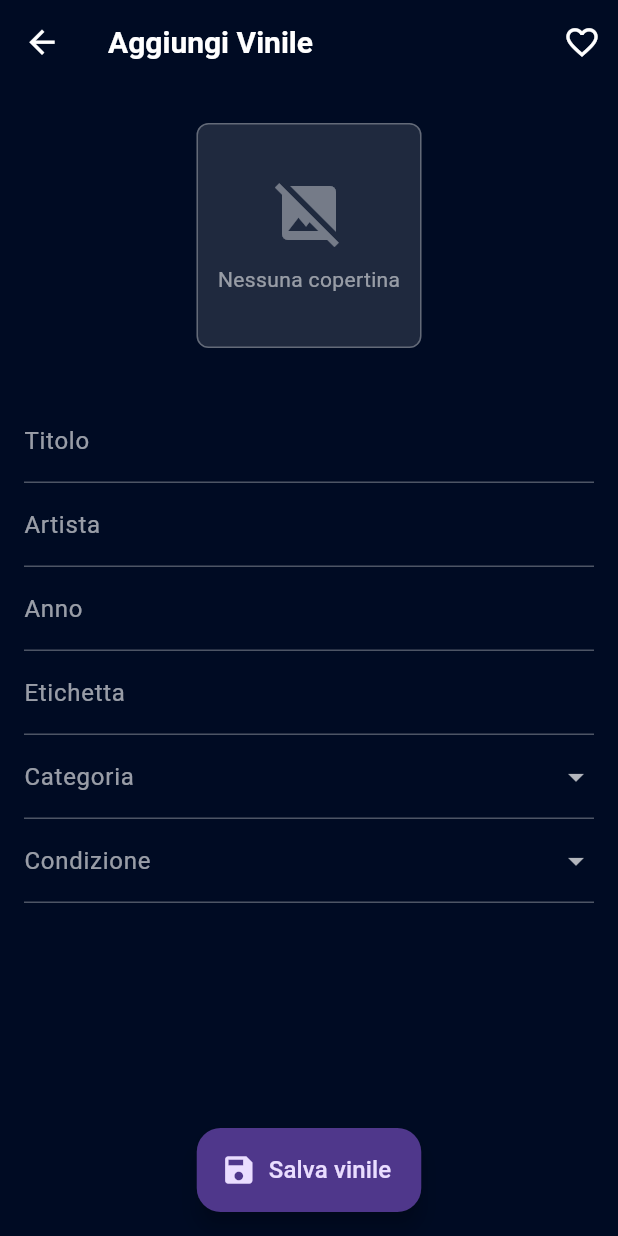
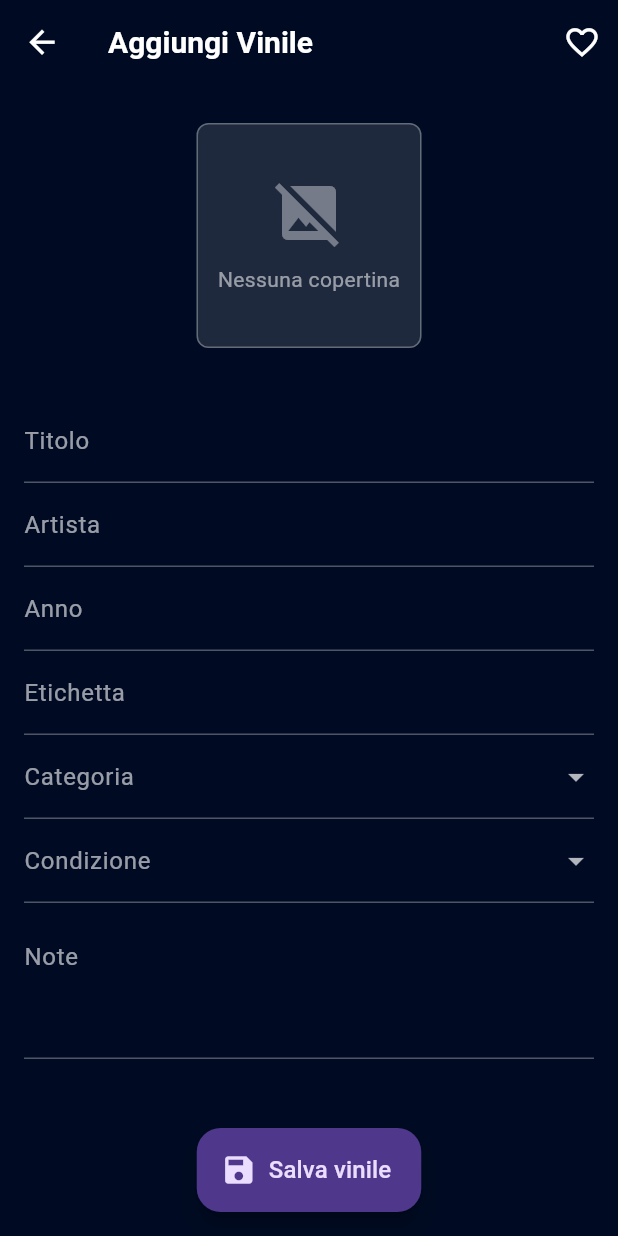
Before and after one commit to Gabbo-Unisa/ProgettoMobile, a Flutter app: the screen it shows after launch, item 2 of the bottom bar chosen, after a tap on the "add" icon, on a phone screen of 412 x 824 dp. Run offline on Flutter 3.47's test engine with Material 3 defaults, Android fonts, the phone set to English and light mode, and no system bars; our stand-ins replace image_picker, material_design_icons_flutter, sqflite; accounts and stored records are empty.

Commit message:
Migliorie apportate a form_vinile.dart, modifica modello vinile.dart (attributi obbligatori e opzionali), integrazione db con nuovo modello

```diff
--- a/lib/db/database_helper.dart
+++ b/lib/db/database_helper.dart
@@ -36,11 +36,12 @@ class DatabaseHelper {
             id INTEGER PRIMARY KEY AUTOINCREMENT,
             titolo TEXT NOT NULL,
             artista TEXT NOT NULL,
-            anno INTEGER NOT NULL,
-            etichetta TEXT NOT NULL,
-            condizione TEXT NOT NULL,
+            anno INTEGER,
+            etichetta TEXT,
+            condizione TEXT,
             copertina TEXT,
             preferito INTEGER NOT NULL,
+            note TEXT,
             categoriaId INTEGER,
             FOREIGN KEY (categoriaId) REFERENCES categorie(id) ON DELETE SET NULL
           )
@@ -80,11 +81,7 @@ class DatabaseHelper {
 
   Future<void> deleteVinile(int id) async {
     final db = await database;
-    await db.delete(
-      'vinili',
-      where: 'id = ?',
-      whereArgs: [id],
-    );
+    await db.delete('vinili', where: 'id = ?', whereArgs: [id]);
   }
 
   // ----------------------------
@@ -108,10 +105,6 @@ class DatabaseHelper {
 
   Future<void> deleteCategoria(int id) async {
     final db = await database;
-    await db.delete(
-      'categorie',
-      where: 'id = ?',
-      whereArgs: [id],
-    );
+    await db.delete('categorie', where: 'id = ?', whereArgs: [id]);
   }
 }
--- a/lib/main.dart
+++ b/lib/main.dart
@@ -88,7 +88,7 @@ class _VistaTabsState extends State<VistaTabs> {
   Widget build(BuildContext context) {
     return Scaffold(
       appBar:
-          _selectedIndex == 3
+          _selectedIndex == 2
               ? null
               : AppBar(
                 title: Row(
--- a/lib/models/vinile.dart
+++ b/lib/models/vinile.dart
@@ -2,26 +2,26 @@ class Vinile {
   final int? id;
   final String titolo;
   final String artista;
-  final int anno;
-  final String etichetta;
-  final String condizione;
+  final int? anno;
+  final String? etichetta;
+  final String? condizione;
   final String? copertina;
   final bool preferito;
+  final String? note;
   final int? categoriaId;
-
 
   const Vinile({
     this.id,
     required this.titolo,
     required this.artista,
-    required this.anno,
-    required this.etichetta,
-    required this.condizione,
+    this.anno,
+    this.etichetta,
+    this.condizione,
     this.copertina,
     this.preferito = false,
+    this.note,
     this.categoriaId,
   });
-
 
   // Converte un Vinile in una Map; le chiavi sono le colonne
   // della tabella 'vinili' nel database
@@ -34,16 +34,16 @@ class Vinile {
       'condizione': condizione,
       'copertina': copertina,
       'preferito': preferito ? 1 : 0,
+      'note': note,
       'categoriaId': categoriaId,
     };
 
     return map;
   }
 
-
   // Serve per ricreare un oggetto Vinile a partire da una riga del database
   // (che viene restituita come una Map<String, dynamic> da SQLite)
-  factory Vinile.fromMap(Map<String,dynamic> map) {
+  factory Vinile.fromMap(Map<String, dynamic> map) {
     return Vinile(
       id: map['id'],
       titolo: map['titolo'],
@@ -53,6 +53,7 @@ class Vinile {
       condizione: map['condizione'],
       copertina: map['copertina'],
       preferito: map['preferito'] == 1,
+      note: map['note'],
       categoriaId: map['categoriaId'],
     );
   }
@@ -60,7 +61,7 @@ class Vinile {
   @override
   String toString() {
     return 'Vinile(id: $id, titolo: $titolo, artista: $artista, anno: $anno, '
-           'etichetta: $etichetta, condizione: $condizione, copertina: $copertina, '
-           'preferito: $preferito, categoriaId: $categoriaId)';
+        'etichetta: $etichetta, condizione: $condizione, copertina: $copertina, '
+        'preferito: $preferito, note: $note, categoriaId: $categoriaId)';
   }
 }
--- a/lib/screens/form_vinile.dart
+++ b/lib/screens/form_vinile.dart
@@ -30,7 +30,7 @@ class SchermataAggiuntaVinile extends StatefulWidget {
 class _SchermataFormState extends State<SchermataAggiuntaVinile> {
   final _formKey = GlobalKey<FormState>();
 
-  String? titolo, artista, etichetta, condizione;
+  String? titolo, artista, etichetta, condizione, note;
   int? anno;
   File? copertina;
   bool preferito = false;
@@ -50,6 +50,7 @@ class _SchermataFormState extends State<SchermataAggiuntaVinile> {
       etichetta = v.etichetta;
       condizione = v.condizione;
       preferito = v.preferito;
+      note = v.note;
       if (v.copertina != null) {
         copertina = File(v.copertina!);
       }
@@ -99,10 +100,11 @@ class _SchermataFormState extends State<SchermataAggiuntaVinile> {
         id: widget.vinile?.id,
         titolo: titolo!,
         artista: artista!,
-        anno: anno!,
-        etichetta: etichetta!,
-        condizione: condizione!,
+        anno: anno,
+        etichetta: etichetta,
+        condizione: condizione,
         preferito: preferito,
+        note: note,
         copertina: copertina?.path,
         categoriaId: categoriaId,
       );
@@ -153,8 +155,15 @@ class _SchermataFormState extends State<SchermataAggiuntaVinile> {
               // Copertina
               GestureDetector(
                 onTap: _scegliImmagine,
-                child: Center(
-                  child: Container(
+                child: Column(
+                  mainAxisAlignment: MainAxisAlignment.center,
+                  children: [
+                    Stack(
+                      alignment: Alignment.center,
+                      clipBehavior: Clip.none,
+                      children: [
+                        // Centra l'immagine orizzontalmente
+                        Container(
                           margin: const EdgeInsets.all(10),
                           width: 150,
                           height: 150,
@@ -167,7 +176,10 @@ class _SchermataFormState extends State<SchermataAggiuntaVinile> {
                               copertina != null
                                   ? ClipRRect(
                                     borderRadius: BorderRadius.circular(8),
-                              child: Image.file(copertina!, fit: BoxFit.cover),
+                                    child: Image.file(
+                                      copertina!,
+                                      fit: BoxFit.cover,
+                                    ),
                                   )
                                   : Column(
                                     mainAxisAlignment: MainAxisAlignment.center,
@@ -185,6 +197,45 @@ class _SchermataFormState extends State<SchermataAggiuntaVinile> {
                                     ],
                                   ),
                         ),
+
+                        // Bottone delete in alto a destra rispetto all'immagine
+                        if (copertina != null)
+                          Positioned(
+                            right: -5, // più a destra
+                            top: -5, // più in alto
+                            child: ClipRRect(
+                              borderRadius: BorderRadius.circular(8),
+                              child: SizedBox(
+                                width: 36,
+                                height: 36,
+                                child: ElevatedButton(
+                                  onPressed: () {
+                                    setState(() {
+                                      copertina = null;
+                                    });
+                                  },
+                                  style: ElevatedButton.styleFrom(
+                                    backgroundColor: Colors.red,
+                                    padding:
+                                        EdgeInsets
+                                            .zero, // niente spazio interno
+                                    elevation: 2,
+                                    shape: RoundedRectangleBorder(
+                                      borderRadius: BorderRadius.circular(8),
+                                    ),
+                                  ),
+                                  child: const Icon(
+                                    Icons.delete,
+                                    color: Colors.white,
+                                    size: 20,
+                                  ),
+                                ),
+                              ),
+                            ),
+                          ),
+                      ],
+                    ),
+                  ],
                 ),
               ),
 
@@ -200,7 +251,7 @@ class _SchermataFormState extends State<SchermataAggiuntaVinile> {
                         val == null || val.isEmpty
                             ? 'Inserisci un titolo'
                             : null,
-                onSaved: (val) => titolo = val,
+                onSaved: (val) => titolo = val?.trim(),
               ),
 
               // Artista
@@ -213,7 +264,7 @@ class _SchermataFormState extends State<SchermataAggiuntaVinile> {
                         val == null || val.isEmpty
                             ? 'Inserisci un artista'
                             : null,
-                onSaved: (val) => artista = val,
+                onSaved: (val) => artista = val?.trim(),
               ),
 
               // Anno
@@ -223,13 +274,17 @@ class _SchermataFormState extends State<SchermataAggiuntaVinile> {
                 decoration: const InputDecoration(labelText: 'Anno'),
                 keyboardType: TextInputType.number,
                 validator: (val) {
-                  if (val == null || val.isEmpty) return 'Inserisci un anno';
+                  if (val == null || val.trim().isEmpty) {
+                    return null; // campo opzionale
+                  }
+
                   final parsed = int.tryParse(val);
-                  if (parsed == null ||
-                      parsed < 1800 ||
-                      parsed > DateTime.now().year) {
-                    return 'Anno non valido';
+                  final currentYear = DateTime.now().year;
+
+                  if (parsed == null || parsed < 1800 || parsed > currentYear) {
+                    return 'Anno non valido (tra 1800 e $currentYear)';
                   }
+
                   return null;
                 },
                 onSaved: (val) => anno = int.tryParse(val ?? ''),
@@ -240,11 +295,6 @@ class _SchermataFormState extends State<SchermataAggiuntaVinile> {
                 initialValue: etichetta,
                 style: const TextStyle(color: Colors.white),
                 decoration: const InputDecoration(labelText: 'Etichetta'),
-                validator:
-                    (val) =>
-                        val == null || val.isEmpty
-                            ? 'Inserisci una etichetta'
-                            : null,
                 onSaved: (val) => etichetta = val,
               ),
 
@@ -252,15 +302,21 @@ class _SchermataFormState extends State<SchermataAggiuntaVinile> {
               ButtonTheme(
                 alignedDropdown: true,
                 child: DropdownButtonFormField<int>(
-                  value: categoriaId,
+                  value:
+                      categoriaId != -1 &&
+                              categorie.any((c) => c.id == categoriaId)
+                          ? categoriaId
+                          : null, // evita errori di valore non presente
                   items: [
+                    // aggiunge le categorie esistenti, se ce ne sono
                     ...categorie.map(
                       (c) => DropdownMenuItem<int>(
                         value: c.id,
                         child: Text(c.nome),
                       ),
                     ),
-                    DropdownMenuItem<int>(
+                    // aggiunge sempre l'opzione "aggiungi nuova categoria"
+                    const DropdownMenuItem<int>(
                       value: -1,
                       child: Text(
                         '+ Aggiungi nuova categoria',
@@ -268,26 +324,30 @@ class _SchermataFormState extends State<SchermataAggiuntaVinile> {
                       ),
                     ),
                   ],
-                  onChanged: (val) {
+                  onChanged: (val) async {
                     if (val == -1) {
-                      Navigator.push(
+                      final nuovaCategoria = await Navigator.push(
                         context,
                         MaterialPageRoute(
                           builder:
                               (context) => const SchermataAggiuntaCategoria(),
                         ),
                       );
-                      setState(() => categoriaId = null);
+                      // Dopo il ritorno, aggiorna le categorie (se usi un Provider o simili)
+                      setState(() {
+                        categoriaId =
+                            null; // oppure imposta direttamente la nuova categoria se vuoi
+                      });
                     } else {
-                      setState(() => categoriaId = null);
+                      setState(() {
+                        categoriaId = val;
+                      });
                     }
                   },
                   onSaved: (val) => categoriaId = val,
                   decoration: const InputDecoration(labelText: 'Categoria'),
                   dropdownColor: const Color(0xFF001237),
                   style: const TextStyle(color: Colors.white),
-                  validator:
-                      (val) => val == null ? 'Seleziona una categoria' : null,
                 ),
               ),
 
@@ -304,12 +364,24 @@ class _SchermataFormState extends State<SchermataAggiuntaVinile> {
                           .toList(),
                   onChanged: (val) => setState(() => condizione = val),
                   onSaved: (val) => condizione = val,
-                  validator:
-                      (val) => val == null ? 'Seleziona una condizione' : null,
                   decoration: const InputDecoration(labelText: 'Condizione'),
                   dropdownColor: const Color(0xFF001237),
                   style: const TextStyle(color: Colors.white),
                 ),
+              ),
+
+              // Note
+              TextFormField(
+                maxLines: 3,
+                decoration: const InputDecoration(
+                  labelText: 'Note',
+                  hintText: 'Aggiungi note...',
+                  border: OutlineInputBorder(),
+                  alignLabelWithHint:
+                      true, // per centrare verticalmente la label
+                ),
+                style: const TextStyle(color: Colors.white),
+                onSaved: (val) => note = val,
               ),
 
               const SizedBox(height: 100),
```
Also changed, not shown: lib/screens/dettaglio_vinile.dart (+30 -2 lines), lib/screens/form_categoria.dart (+16 -3 lines). Lines whose indentation alone changed are shown as unchanged.
